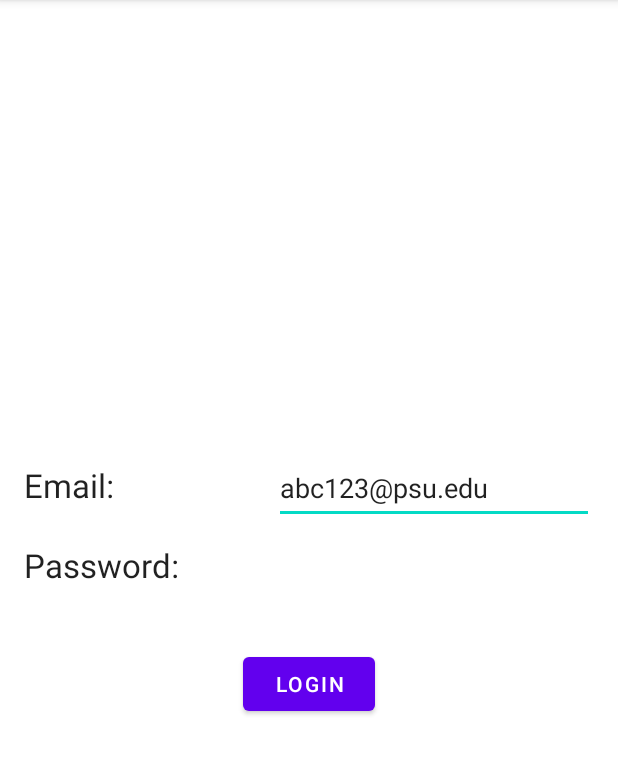
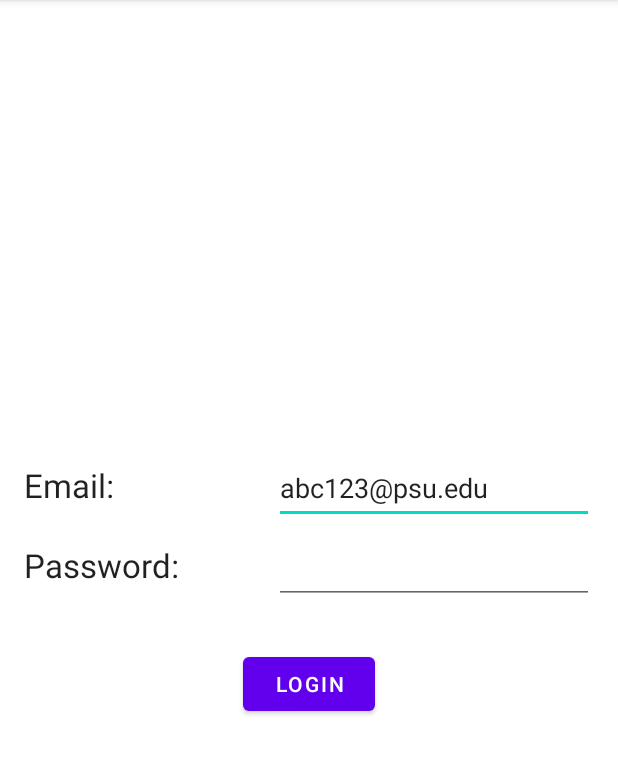
Before and after one commit to jiwagon/University-ID, an Android app: the screen it shows after launch (LoginActivity), on a phone screen of 412 x 824 dp, the part 84-859 px from its top. Run offline under Robolectric (Android 15) with nearby library versions, the phone set to English and light mode, and no system bars.

Commit message:
update on password entry

```diff
--- a/app/src/main/java/edu/psu/ist/hcdd340/pennstateid/LoginActivity.java
+++ b/app/src/main/java/edu/psu/ist/hcdd340/pennstateid/LoginActivity.java
@@ -23,6 +23,8 @@ public class LoginActivity extends AppCompatActivity implements View.OnClickList
 
     /**
      * Retrieve user input from EditText
+     * Email address
+     * password
      */
     @Override
     public void onClick(View view) {
@@ -31,5 +33,8 @@ public class LoginActivity extends AppCompatActivity implements View.OnClickList
         String email = emailEditText.getText().toString();
         // Log the text
         Log.d(TAG, "Email entered: " + email);
+
+        EditText emailEditText = findViewById(R.id.editText_email);
+        String email = emailEditText.getText().toString();
     }
 }
--- a/app/src/main/res/layout/activity_login.xml
+++ b/app/src/main/res/layout/activity_login.xml
@@ -2,6 +2,7 @@
 <androidx.constraintlayout.widget.ConstraintLayout xmlns:android="http://schemas.android.com/apk/res/android"
     xmlns:app="http://schemas.android.com/apk/res-auto"
     xmlns:tools="http://schemas.android.com/tools"
+    android:id="@+id/editText_password"
     android:layout_width="match_parent"
     android:layout_height="match_parent"
     tools:context=".LoginActivity">
@@ -54,4 +55,14 @@
         app:layout_constraintBaseline_toBaselineOf="@+id/email_label"
         app:layout_constraintEnd_toEndOf="parent" />
 
+    <EditText
+        android:id="@+id/editText_password"
+        android:layout_width="wrap_content"
+        android:layout_height="wrap_content"
+        android:ems="10"
+        android:inputType="textPassword"
+        android:minHeight="48dp"
+        app:layout_constraintBaseline_toBaselineOf="@+id/password_label"
+        app:layout_constraintStart_toStartOf="@+id/editText_email" />
+
 </androidx.constraintlayout.widget.ConstraintLayout>
```
